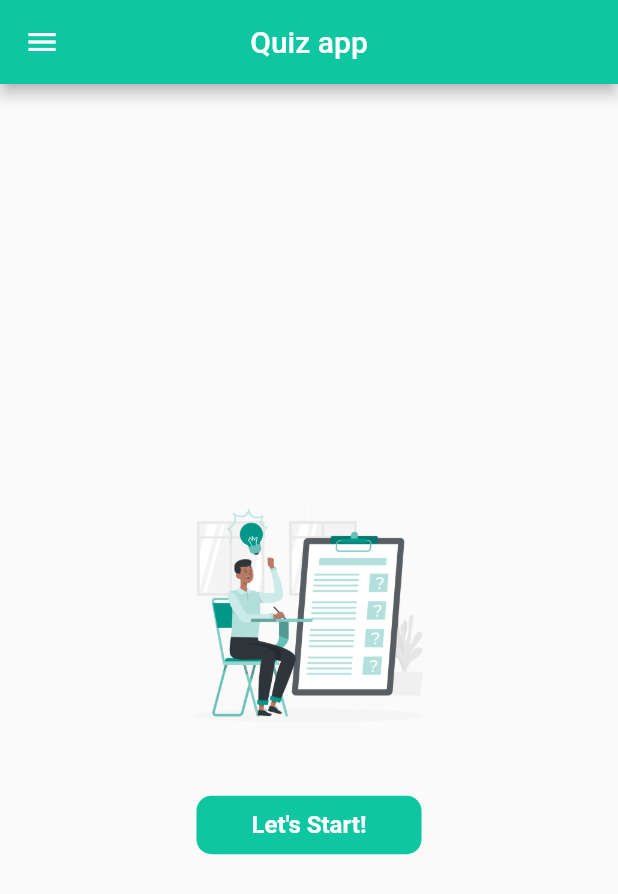
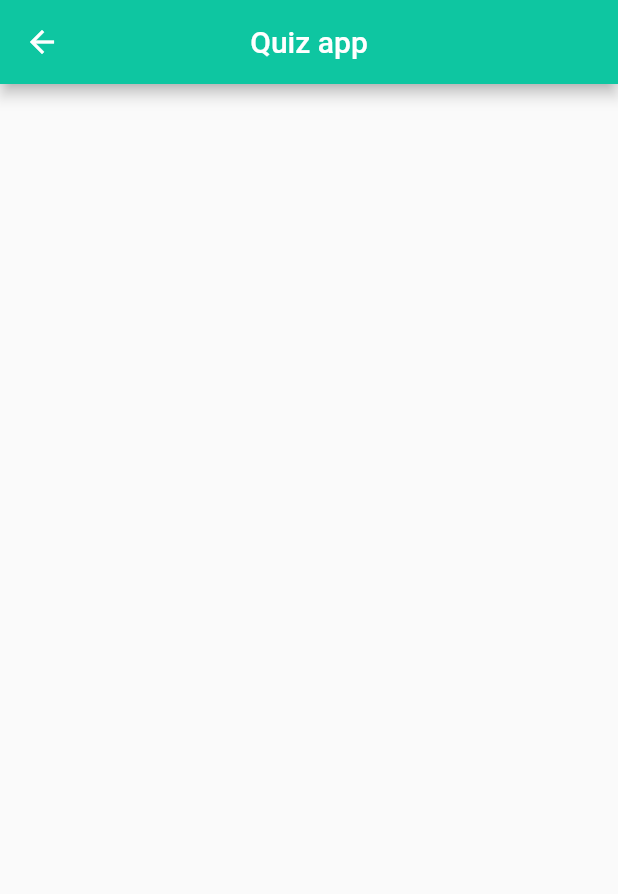
Before and after one commit to mohammedalqarra/second_app, a Flutter app: the screen it shows after launch, on a phone screen of 412 x 824 dp. Shown: the top 894 px of the screen. Run offline on Flutter 3.47's test engine with Material 2 defaults, Android fonts, the phone set to English and light mode, and no system bars.

Commit message:
init:commit add Startquiz

```diff
--- /dev/null
+++ b/lib/Startquiz.dart
@@ -0,0 +1,21 @@
+import 'package:flutter/material.dart';
+
+class Startquiz extends StatelessWidget {
+  @override
+  Widget build(BuildContext context) {
+    return Scaffold(
+      appBar: AppBar(
+        title: const Text("Quiz app"),
+        centerTitle: true,
+        backgroundColor: const Color.fromARGB(255, 14, 198, 161),
+        leading: IconButton(
+          icon: const Icon(Icons.arrow_back),
+          onPressed: () {
+            Navigator.pop(context);
+          },
+        ),
+      ),
+      body: Center(),
+    );
+  }
+}
--- a/lib/homepage.dart
+++ b/lib/homepage.dart
@@ -7,7 +7,7 @@ class HomePage extends StatelessWidget {
       appBar: AppBar(
         title: const Text("Quiz app"),
         centerTitle: true,
-        backgroundColor: Color.fromARGB(255, 14, 198, 161),
+        backgroundColor:  Color.fromARGB(255, 14, 198, 161),
       ),
       body: Center(
         child: Column(
--- a/lib/main.dart
+++ b/lib/main.dart
@@ -1,21 +1,34 @@
-
-import 'package:second_app/HomePage.dart';
+import 'package:second_app/Startquiz.dart';
 import 'package:flutter/material.dart';
 
-import 'HomePage.dart';
+import 'Startquiz.dart';
 
 void main() {
   runApp(MyApp());
+  // runApp(MaterialApp(
+  //   title: 'Quzi App',
+  //   theme: ThemeData(
+  //     primarySwatch: Colors.green,
+  //   ),
+
+  //   initialRoute:'/',
+
+  //   routes:{
+  //     '/': (context) => Startquiz(),
+
+  // //    '/seccond': (context) => ResultQuiz(),
+  //   },
+  // ));
 }
 
 class MyApp extends StatelessWidget {
   @override
   Widget build(BuildContext context) {
-    return  MaterialApp(
+    return MaterialApp(
       debugShowCheckedModeBanner: false,
       title: 'Flutter Demo',
       // home: ResultQuiz(score: null),
-      home: HomePage(),
+      home: Startquiz(),
     );
   }
 }
```
Also changed, not shown: lib/start_quiz_screen.dart (deleted).
